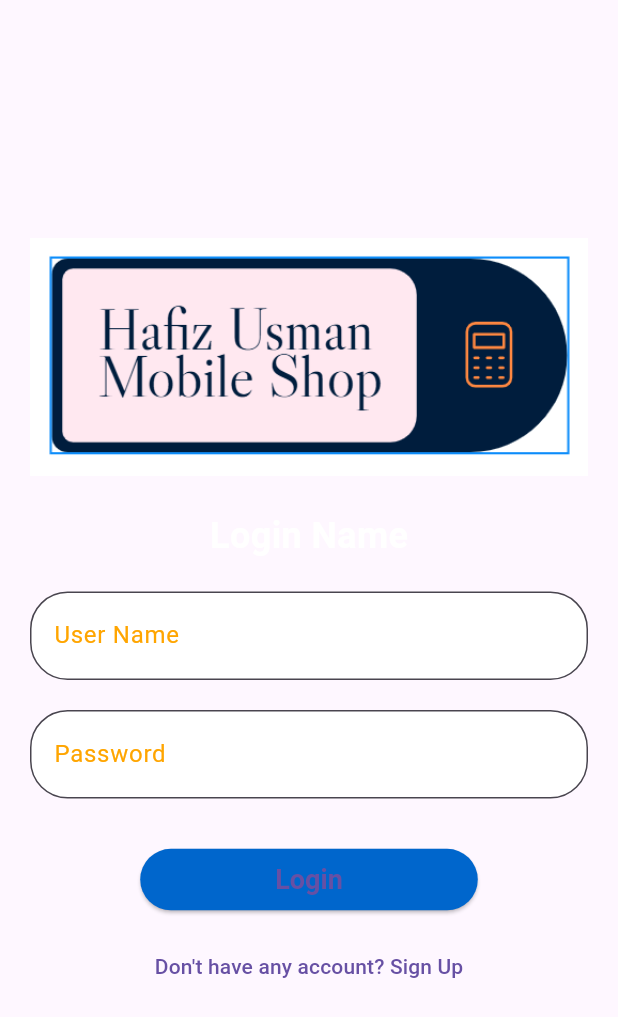
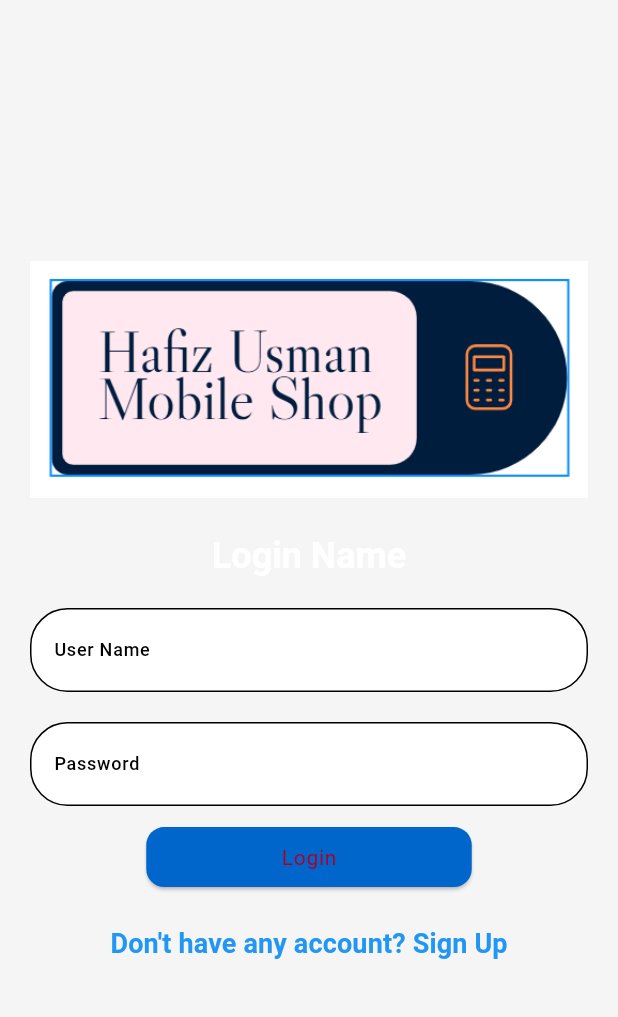
Before and after one commit to llimaenakai/OneContext, a Flutter app: the LoginScreen screen opened directly, on a phone screen of 412 x 824 dp. Shown: the top 1017 px of the screen. Run offline on Flutter 3.47's test engine with Material 3 defaults, Android fonts, the phone set to English and light mode, and no system bars; our stand-ins replace flutter_secure_storage, go_router, logger, sqflite; missing offline and left inert: bcrypt; accounts and stored records are empty.

```diff
--- a/lib/models/user.dart
+++ b/lib/models/user.dart
@@ -1,4 +1,4 @@
-import 'package:flutter/foundation.dart';
+//import 'package:flutter/foundation.dart';
 
 class User {
   @override
--- a/lib/screens/login_screen.dart
+++ b/lib/screens/login_screen.dart
@@ -1,9 +1,25 @@
 import 'package:flutter/material.dart';
-import 'package:mobilesoftware/styles/styles.dart';
-import 'package:mobilesoftware/screens/home_screen.dart';
+import 'package:mobilesoftware/screens/home_screen.dart'; // Keep for now, navigation will be handled differently later
+import 'package:provider/provider.dart'; // Import Provider
+import 'package:mobilesoftware/core/providers/auth_provider.dart'; // Import AuthProvider
 
-class LoginScreen extends StatelessWidget {
+class LoginScreen extends StatefulWidget {
   const LoginScreen({Key? key}) : super(key: key);
+
+  @override
+  State<LoginScreen> createState() => _LoginScreenState();
+}
+
+class _LoginScreenState extends State<LoginScreen> {
+  final _usernameController = TextEditingController();
+  final _passwordController = TextEditingController();
+
+  @override
+  void dispose() {
+    _usernameController.dispose();
+    _passwordController.dispose();
+    super.dispose();
+  }
 
   @override
   Widget build(BuildContext context) {
@@ -24,26 +40,62 @@ class LoginScreen extends StatelessWidget {
                     height: MediaQuery.of(context).size.height * 0.2,
                   ),
                   const SizedBox(height: 20),
-                  Text('Login Name', style: Styles.titleStyle),
+                  Text(
+                    'Login Name',
+                    style: Theme.of(context).textTheme.titleLarge, // Use theme's titleLarge
+                  ),
                   const SizedBox(height: 20),
-                  _buildTextField(labelText: 'User Name', obscureText: false),
+                  _buildTextField(labelText: 'User Name', obscureText: false, context: context), // Pass context
                   const SizedBox(height: 20),
-                  _buildTextField(labelText: 'Password', obscureText: true),
-                  const SizedBox(height: 30),
-                  ElevatedButton(
-                    style: ElevatedButton.styleFrom(
-                      backgroundColor: Styles.primaryColor,
-                      padding: const EdgeInsets.symmetric(horizontal: 90, vertical: 10),
-                      textStyle: Styles.buttonTextStyle,
-                    ),
-                    onPressed: () {
-                      // Navigate to HomeScreen and clear LoginScreen
-                      Navigator.pushReplacement(
-                        context,
-                        MaterialPageRoute(builder: (context) => HomeScreen()),
+                  _buildTextField(labelText: 'Password', obscureText: true, context: context), // Pass context
+                  const SizedBox(height: 10),
+                  Consumer<AuthProvider>(
+                    builder: (context, authProvider, child) {
+                      return Column(
+                        children: [
+                          if (authProvider.errorMessage != null)
+                            Padding(
+                              padding: const EdgeInsets.only(bottom: 10.0),
+                              child: Text(
+                                authProvider.errorMessage!,
+                                style: Theme.of(context).textTheme.headlineSmall?.copyWith( // Use headline6 from theme for error
+                                  color: Theme.of(context).colorScheme.error, // Ensure error color from theme
+                                ),
+                                textAlign: TextAlign.center,
+                              ),
+                            ),
+                          ElevatedButton(
+                            style: Theme.of(context).elevatedButtonTheme.style?.copyWith( // Use button theme
+                              padding: MaterialStateProperty.all(const EdgeInsets.symmetric(horizontal: 90, vertical: 10)),
+                            ),
+                            onPressed: authProvider.isLoading
+                                ? null
+                                : () async {
+                              final username = _usernameController.text;
+                              final password = _passwordController.text;
+                              final loginSuccess = await authProvider.login(username, password);
+                              if (loginSuccess) {
+                                print("Login Successful!");
+                              } else {
+                                print("Login Failed");
+                              }
+                            },
+                            child: authProvider.isLoading
+                                ? const SizedBox(
+                              height: 20,
+                              width: 20,
+                              child: CircularProgressIndicator(
+                                valueColor: AlwaysStoppedAnimation<Color>(Colors.white),
+                              ),
+                            )
+                                : Text(
+                              'Login',
+                              style: Theme.of(context).textTheme.labelSmall, // Use button text style from theme
+                            ),
+                          ),
+                        ],
                       );
                     },
-                    child: const Text('Login'),
                   ),
                   const SizedBox(height: 10),
                   TextButton(
@@ -64,15 +116,17 @@ class LoginScreen extends StatelessWidget {
   TextFormField _buildTextField({
     required String labelText,
     required bool obscureText,
+    required BuildContext context,
   }) {
     return TextFormField(
-      style: Styles.inputTextStyle,
+      controller: _usernameController, // Note: Still using _usernameController (should be based on labelText or more generic if reused)
+      style: Theme.of(context).textTheme.bodyMedium, // Use theme's bodyText1
       decoration: InputDecoration(
         labelText: labelText,
-        labelStyle: Styles.inputLabelStyle,
+        labelStyle: Theme.of(context).textTheme.labelMedium, // Use theme's caption
         border: OutlineInputBorder(borderRadius: BorderRadius.circular(25.0)),
         filled: true,
-        fillColor: Styles.secondaryColor,
+        fillColor: Theme.of(context).colorScheme.secondary, // Use theme's secondary color
       ),
       obscureText: obscureText,
     );
--- a/pubspec.yaml
+++ b/pubspec.yaml
@@ -43,6 +43,7 @@ dependencies:
   intl: ^0.20.1
   provider: ^6.1.2
   logger: ^2.5.0
+  flutter_secure_storage: ^9.2.4
 
 dev_dependencies:
   flutter_test:
```
Also changed, not shown: lib/core/providers/auth_provider.dart (+95 -81 lines), lib/helpers/database_helper.dart (+10 -6 lines), lib/main.dart (+78 -10 lines), lib/screens/add_user_screen.dart (+12 -9 lines), lib/services/auth_service.dart (+23 -20 lines), pubspec.lock, 6 other files.
